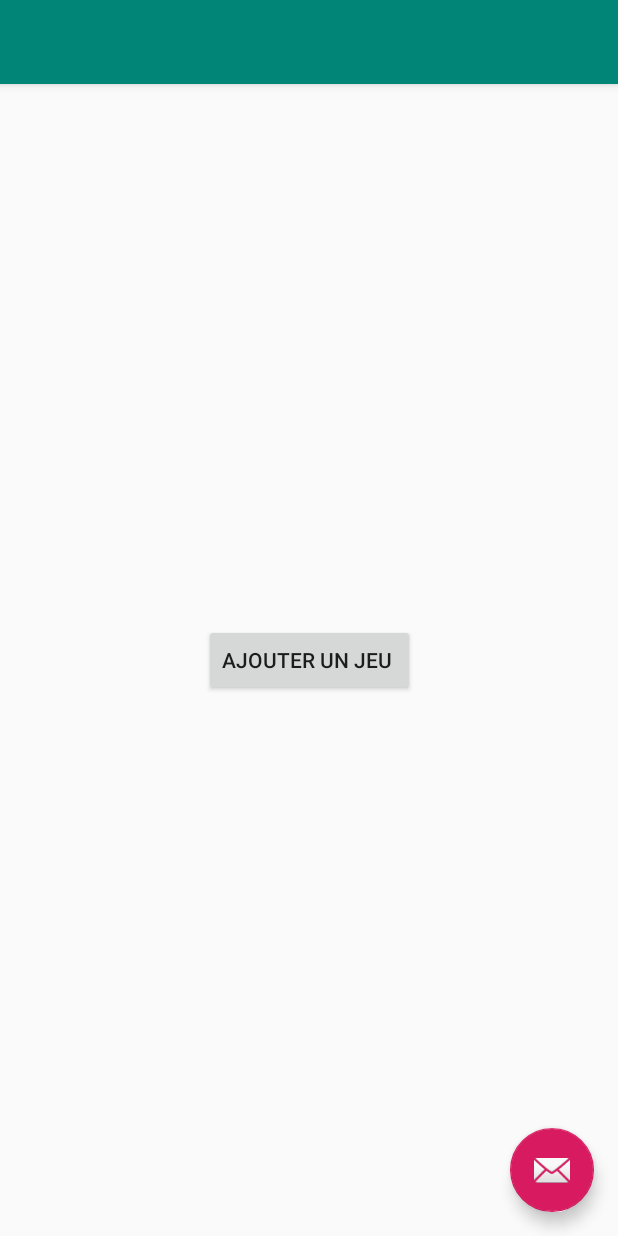
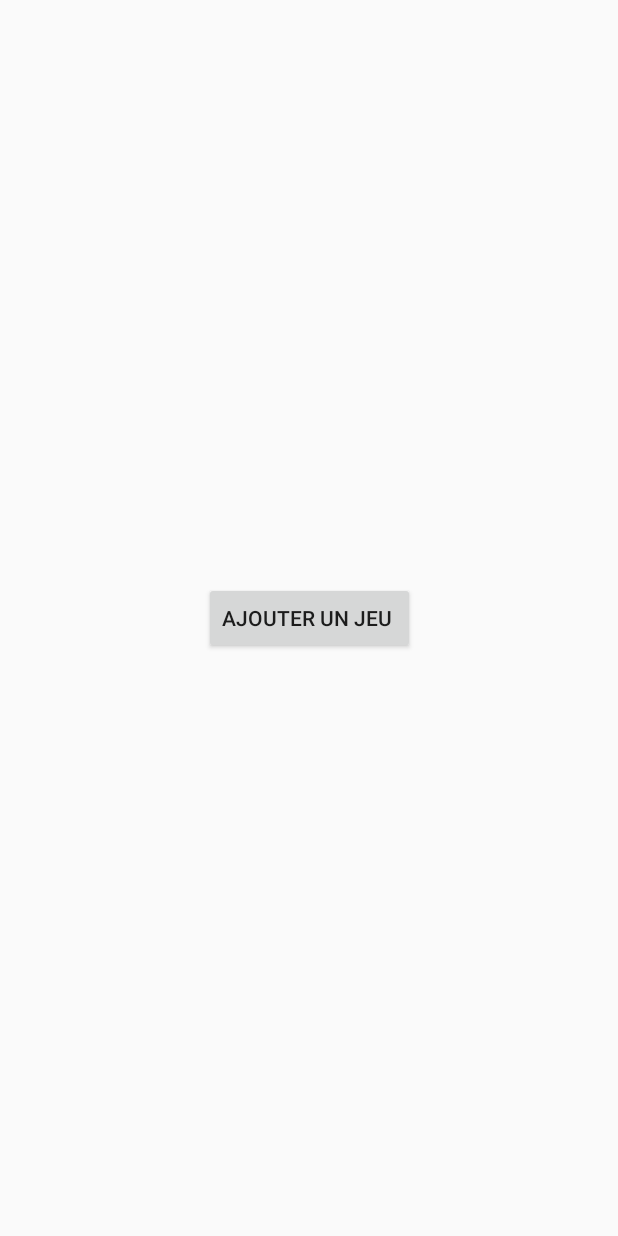
Before and after one commit to SamuelBUREY/GameReader, an Android app: the layout activity_main.xml on its own in the app's theme, with its tools: preview values and no code run, on a phone screen of 412 x 824 dp. Run offline under Robolectric (Android 15) with nearby library versions, the phone set to English and light mode, and no system bars.

Commit message:
ajout adapter + recyclerview

```diff
--- a/GameReader/app/src/main/java/com/example/gamereader/BDD/GameDAO.kt
+++ b/GameReader/app/src/main/java/com/example/gamereader/BDD/GameDAO.kt
@@ -16,7 +16,7 @@ interface GameDAO {
     fun loadAllByIds(gameIds: IntArray): LiveData<List<Game>>
 
     @Query("SELECT * FROM game WHERE name LIKE :first ")
-    fun findByName(first: String, last: String): Game
+    fun findByName(first: String): Game
 
     @Insert
     fun insertAll(vararg games: Game)
--- a/GameReader/app/src/main/java/com/example/gamereader/BDD/GamesDataBase.kt
+++ b/GameReader/app/src/main/java/com/example/gamereader/BDD/GamesDataBase.kt
@@ -29,7 +29,7 @@ abstract class GamesDataBase : RoomDatabase() {
                     context.applicationContext,
                     GamesDataBase::class.java,
                     "Games_database"
-                ).build()
+                ).allowMainThreadQueries().build()
                 INSTANCE = instance
                 return instance
             }
--- a/GameReader/app/src/main/java/com/example/gamereader/viewmodel/GamesVM.kt
+++ b/GameReader/app/src/main/java/com/example/gamereader/viewmodel/GamesVM.kt
@@ -13,7 +13,7 @@ class GamesVM(application: Application) : AndroidViewModel(application) {
 
     private var repository: GameRepository =
         GameRepository(application)
-    private var allgames: LiveData<List<Game>> = repository.getAllGames()
+    var allgames: LiveData<List<Game>> = repository.getAllGames()
 
     fun insert(game: Game) {
         repository.insert(game)
--- a/GameReader/app/src/main/res/layout/activity_main.xml
+++ b/GameReader/app/src/main/res/layout/activity_main.xml
@@ -1,34 +1,23 @@
 <?xml version="1.0" encoding="utf-8"?>
-<androidx.coordinatorlayout.widget.CoordinatorLayout
+<androidx.constraintlayout.widget.ConstraintLayout
         xmlns:android="http://schemas.android.com/apk/res/android"
         xmlns:app="http://schemas.android.com/apk/res-auto"
         xmlns:tools="http://schemas.android.com/tools"
         android:layout_width="match_parent"
         android:layout_height="match_parent"
-        tools:context=".view.MainActivity">
+        tools:context="view.MainActivity">
 
-    <com.google.android.material.appbar.AppBarLayout
-            android:layout_height="wrap_content"
-            android:layout_width="match_parent"
-            android:theme="@style/AppTheme.AppBarOverlay">
 
-        <androidx.appcompat.widget.Toolbar
-                android:id="@+id/toolbar"
-                android:layout_width="match_parent"
-                android:layout_height="?attr/actionBarSize"
-                android:background="?attr/colorPrimary"
-                app:popupTheme="@style/AppTheme.PopupOverlay"/>
 
-    </com.google.android.material.appbar.AppBarLayout>
-
-    <include layout="@layout/content_main"/>
-
-    <com.google.android.material.floatingactionbutton.FloatingActionButton
-            android:id="@+id/fab"
+    <Button
+            android:id="@+id/game_Add_Button"
             android:layout_width="wrap_content"
             android:layout_height="wrap_content"
-            android:layout_gravity="bottom|end"
-            android:layout_margin="@dimen/fab_margin"
-            app:srcCompat="@android:drawable/ic_dialog_email"/>
+            android:text="Ajouter un jeu "
+            app:layout_constraintBottom_toBottomOf="parent"
+            app:layout_constraintLeft_toLeftOf="parent"
+            app:layout_constraintRight_toRightOf="parent"
+            app:layout_constraintTop_toTopOf="parent"/>
 
-</androidx.coordinatorlayout.widget.CoordinatorLayout>
+
+</androidx.constraintlayout.widget.ConstraintLayout>
--- a/GameReader/app/src/main/res/layout/content_main.xml
+++ /dev/null
@@ -1,22 +0,0 @@
-<?xml version="1.0" encoding="utf-8"?>
-<androidx.constraintlayout.widget.ConstraintLayout
-        xmlns:android="http://schemas.android.com/apk/res/android"
-        xmlns:tools="http://schemas.android.com/tools"
-        xmlns:app="http://schemas.android.com/apk/res-auto"
-        android:layout_width="match_parent"
-        android:layout_height="match_parent"
-        app:layout_behavior="@string/appbar_scrolling_view_behavior"
-        tools:showIn="@layout/activity_main"
-        tools:context=".view.MainActivity">
-
-    <Button
-            android:layout_width="wrap_content"
-            android:layout_height="wrap_content"
-            android:text="Ajouter un jeu "
-            android:onClick="addgame"
-            app:layout_constraintBottom_toBottomOf="parent"
-            app:layout_constraintLeft_toLeftOf="parent"
-            app:layout_constraintRight_toRightOf="parent"
-            app:layout_constraintTop_toTopOf="parent"/>
-
-</androidx.constraintlayout.widget.ConstraintLayout>
```
Also changed, not shown: GameReader/app/build.gradle (+13 -4 lines), GameReader/app/src/main/java/com/example/gamereader/view/GameAdapter.kt (added, +54 -0 lines), GameReader/app/src/main/java/com/example/gamereader/view/MainActivity.kt (+31 -15 lines), GameReader/app/src/main/res/layout/game_list.xml (added, +20 -0 lines), 1 other file.
